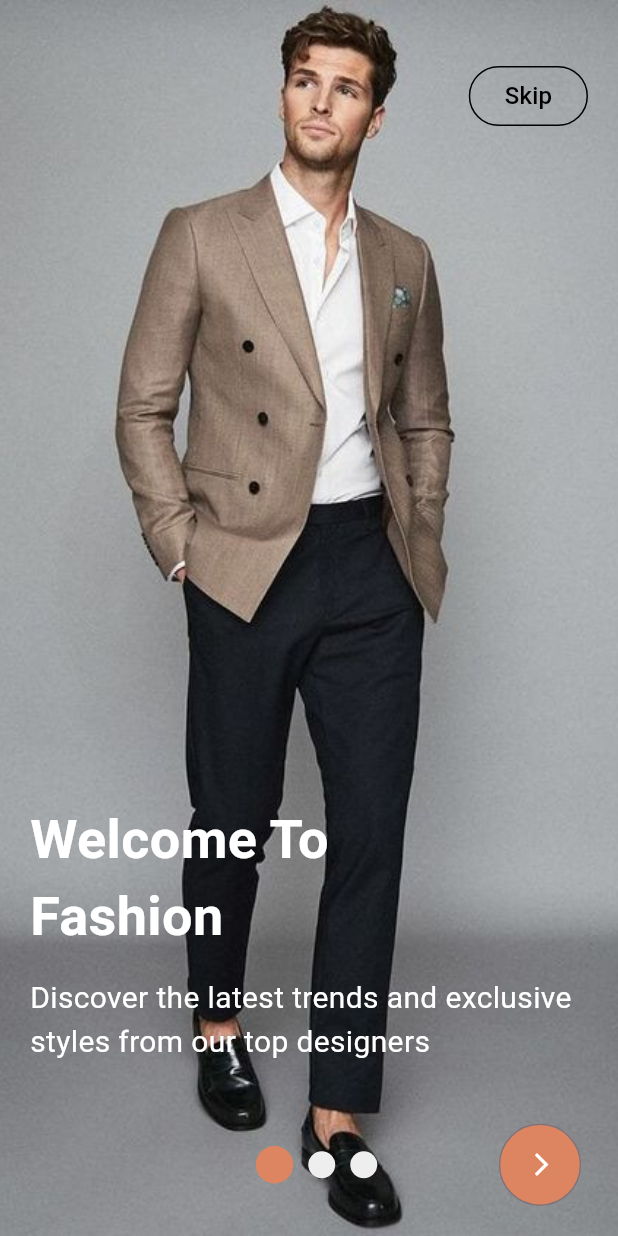
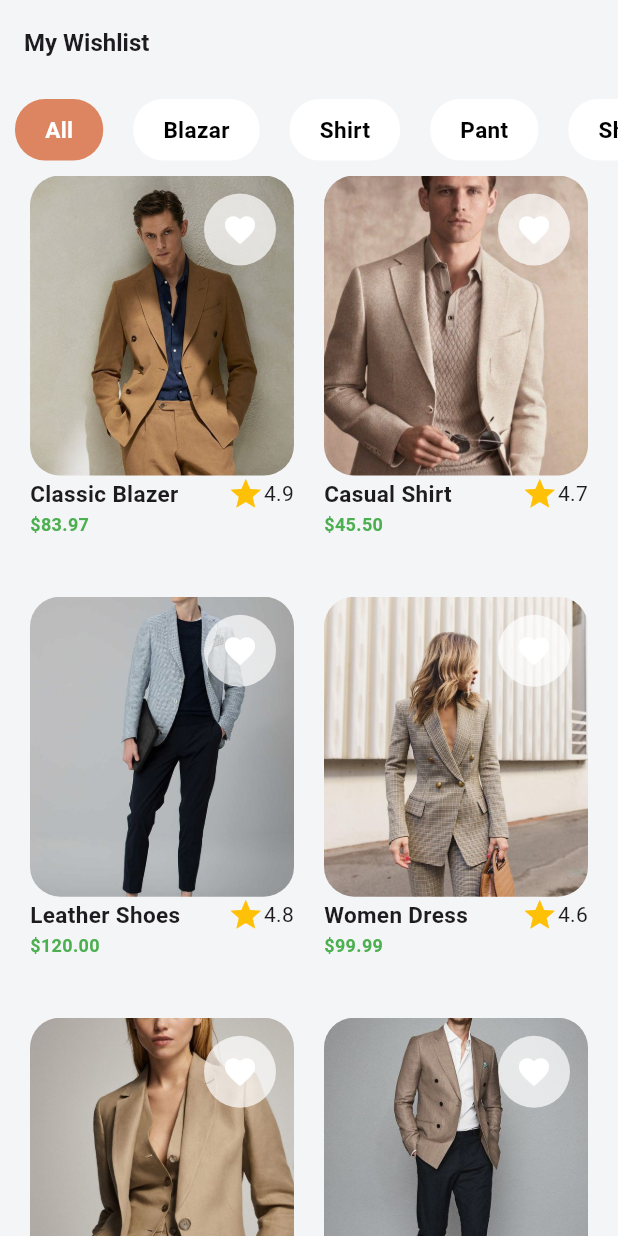
Before and after one commit to mO7MeD11/Suits_App, a Flutter app: the screen it shows after launch, on a phone screen of 412 x 824 dp. Run offline on Flutter 3.47's test engine with Material 3 defaults, Android fonts, the phone set to English and light mode, and no system bars; our stand-ins replace flutter_svg, pin_code_fields.

Commit message:
add my whishlist and product details

```diff
--- a/lib/main.dart
+++ b/lib/main.dart
@@ -1,5 +1,5 @@
 import 'package:flutter/material.dart';
-import 'package:suits_app/views/Home_Views/home.dart';
+import 'package:suits_app/views/My_Wishlist/My_Wishlist_view.dart';
 import 'package:suits_app/views/splash_view.dart';
 
 void main() {
@@ -11,6 +11,6 @@ class Suits extends StatelessWidget {
 
   @override
   Widget build(BuildContext context) {
-    return  MaterialApp( home: SplashView(), debugShowCheckedModeBanner: false, ) ;
+    return  MaterialApp( home: MyWishlistView(), debugShowCheckedModeBanner: false, ) ;
   }
 }
--- /dev/null
+++ b/lib/models/my_wish_model.dart
@@ -0,0 +1,15 @@
+class MyWishModel {
+  final String image;
+  final String title;
+  final String price;
+  final String rate;
+  final String description;
+
+  const MyWishModel({
+    required this.image,
+    required this.title,
+    required this.price,
+    required this.rate,
+    required this.description,
+  });
+}
--- /dev/null
+++ b/lib/views/My_Wishlist/My_Wishlist_view.dart
@@ -0,0 +1,219 @@
+import 'package:flutter/material.dart';
+import 'package:suits_app/const.dart';
+import 'package:suits_app/models/my_wish_model.dart';
+import 'package:suits_app/views/My_Wishlist/item_details.dart';
+
+class MyWishlistView extends StatefulWidget {
+  const MyWishlistView({super.key});
+
+  @override
+  State<MyWishlistView> createState() => _MyWishlistViewState();
+}
+
+class _MyWishlistViewState extends State<MyWishlistView> {
+  final List<String> sections = const [
+    'All',
+    'Blazar',
+    'Shirt',
+    'Pant',
+    'Shoes',
+  ];
+
+  final List<MyWishModel> myWishModel = const [
+    MyWishModel(
+      image: 'assets/0317b85d35cd30a6b72a667e3edb84b3c0a89b15.jpg',
+      title: 'Classic Blazer',
+      price: '\$83.97',
+      rate: '4.9',
+      description: 'Leather classic jacket with zipper details',
+    ),
+    MyWishModel(
+      image: 'assets/0c559bc3e9ecc24fc408a4ca052d59287b99142d.jpg',
+      title: 'Casual Shirt',
+      price: '\$45.50',
+      rate: '4.7',
+      description: 'Casual cotton pants with side pockets',
+    ),
+    MyWishModel(
+      image: 'assets/2e53f1b1f8f619d8c0d4ed8a6afc34ca9e78341d.jpg',
+      title: 'Leather Shoes',
+      price: '\$120.00',
+      rate: '4.8',
+      description: 'Formal white shirt with slim fit design',
+    ),
+    MyWishModel(
+      image: 'assets/6c8c168b4ae7c5b0cebcd5784c810bad430a4e34.jpg',
+      title: 'Women Dress',
+      price: '\$99.99',
+      rate: '4.6',
+      description: 'Sport running shoes with breathable mesh',
+    ),
+    MyWishModel(
+      image: 'assets/7c15a747e850a751fcebf72b257933be9715721e.jpg',
+      title: 'Summer Jacket',
+      price: '\$70.25',
+      rate: '4.5',
+      description: 'Denim blue jeans with ripped style',
+    ),
+    MyWishModel(
+      image: 'assets/9ec379e900c2fe04c1cf2f60b23966c780fd746f.jpg',
+      title: 'Sneakers',
+      price: '\$65.00',
+      rate: '4.8',
+      description: 'cotton sweat shirt with a text point 5  ',
+    ),
+  ];
+
+  int isSelected = 0;
+
+  late List<bool> itemselected = List.filled(myWishModel.length, false);
+
+  @override
+  Widget build(BuildContext context) {
+    return Scaffold(
+      backgroundColor: Color(0xffF4F5F7),
+      appBar: AppBar(
+        elevation: 0,
+        backgroundColor: Color(0xffF4F5F7),
+        scrolledUnderElevation: 0,
+        title: Text(
+          'My Wishlist',
+          style: TextStyle(fontWeight: FontWeight.w600, fontSize: 16),
+        ),
+      ),
+      body: Column(
+        children: [
+          SingleChildScrollView(
+            scrollDirection: Axis.horizontal,
+            child: Row(
+              children: [
+                ...List.generate(sections.length, (index) {
+                  return GestureDetector(
+                    onTap: () {
+                      isSelected = index;
+                      setState(() {});
+                    },
+                    child: Container(
+                      margin: EdgeInsets.all(10),
+                      padding: EdgeInsets.symmetric(
+                        horizontal: 20,
+                        vertical: 10,
+                      ),
+                      decoration: BoxDecoration(
+                        color: isSelected == index
+                            ? kPcolor
+                            : Color(0xffFFFFFF),
+                        borderRadius: BorderRadius.circular(20),
+                      ),
+                      child: Text(
+                        sections[index],
+
+                        style: TextStyle(
+                          color: isSelected == index
+                              ? Colors.white
+                              : Colors.black,
+                          fontSize: 15,
+                          fontWeight: FontWeight.w600,
+                        ),
+                      ),
+                    ),
+                  );
+                }),
+              ],
+            ),
+          ),
+          Expanded(
+            child: Padding(
+              padding: const EdgeInsets.symmetric(horizontal: 20),
+              child: GridView.builder(
+                itemCount: myWishModel.length,
+                gridDelegate: SliverGridDelegateWithFixedCrossAxisCount(
+                  crossAxisCount: 2,
+                  mainAxisSpacing: 10,
+                  crossAxisSpacing: 20,
+                  childAspectRatio: 0.65,
+                ),
+                itemBuilder: (context, index) {
+                  return Column(
+                    crossAxisAlignment: CrossAxisAlignment.start,
+                    children: [
+                      ClipRRect(
+                        borderRadius: BorderRadius.circular(20),
+                        child: GestureDetector(
+                          onTap: () {
+                            Navigator.of(context).push(
+                              MaterialPageRoute(
+                                builder: (context) =>
+                                    ItemDetails(model: myWishModel[index]),
+                              ),
+                            );
+                          },
+                          child: Stack(
+                            children: [
+                              Image.asset(
+                                myWishModel[index].image,
+                                width: 200,
+                                height: 200,
+                                fit: BoxFit.cover,
+                              ),
+                              Positioned(
+                                right: 12,
+                                top: 12,
+                                child: Container(
+                                  padding: EdgeInsets.all(0),
+                                  decoration: BoxDecoration(
+                                    color: Colors.white70,
+                                    borderRadius: BorderRadius.circular(40),
+                                  ),
+                                  child: IconButton(
+                                    onPressed: () {
+                                      itemselected[index] =
+                                          !itemselected[index];
+                                      setState(() {});
+                                    },
+                                    icon: Icon(
+                                      Icons.favorite,
+                                      color: itemselected[index]
+                                          ? Colors.red
+                                          : Colors.white,
+                                    ),
+                                  ),
+                                ),
+                              ),
+                            ],
+                          ),
+                        ),
+                      ),
+                      Row(
+                        children: [
+                          Text(
+                            myWishModel[index].title,
+                            style: TextStyle(
+                              fontWeight: FontWeight.w600,
+                              fontSize: 15,
+                            ),
+                          ),
+                          Spacer(),
+                          Icon(Icons.star, color: Colors.amber),
+                          Text(myWishModel[index].rate),
+                        ],
+                      ),
+                      Text(
+                        myWishModel[index].price,
+                        style: TextStyle(
+                          color: Colors.green,
+                          fontWeight: FontWeight.w600,
+                          fontSize: 12,
+                        ),
+                      ),
+                    ],
+                  );
+                },
+              ),
+            ),
+          ),
+        ],
+      ),
+    );
+  }
+}
```
Also changed, not shown: lib/views/Home_Views/home.dart (+10 -1 lines), lib/views/My_Wishlist/item_details.dart (added, +208 -0 lines).
